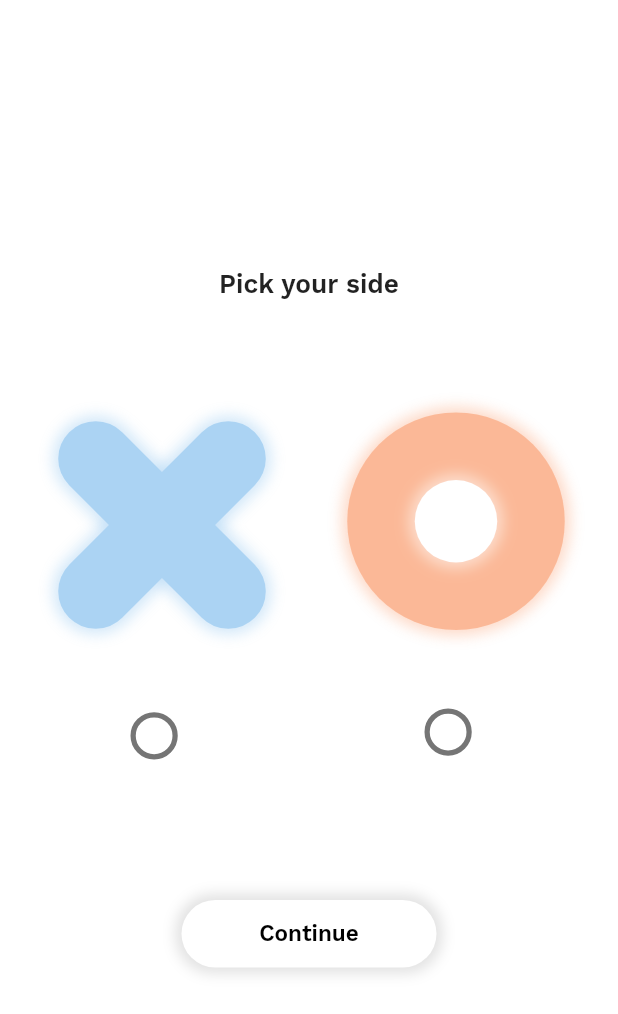
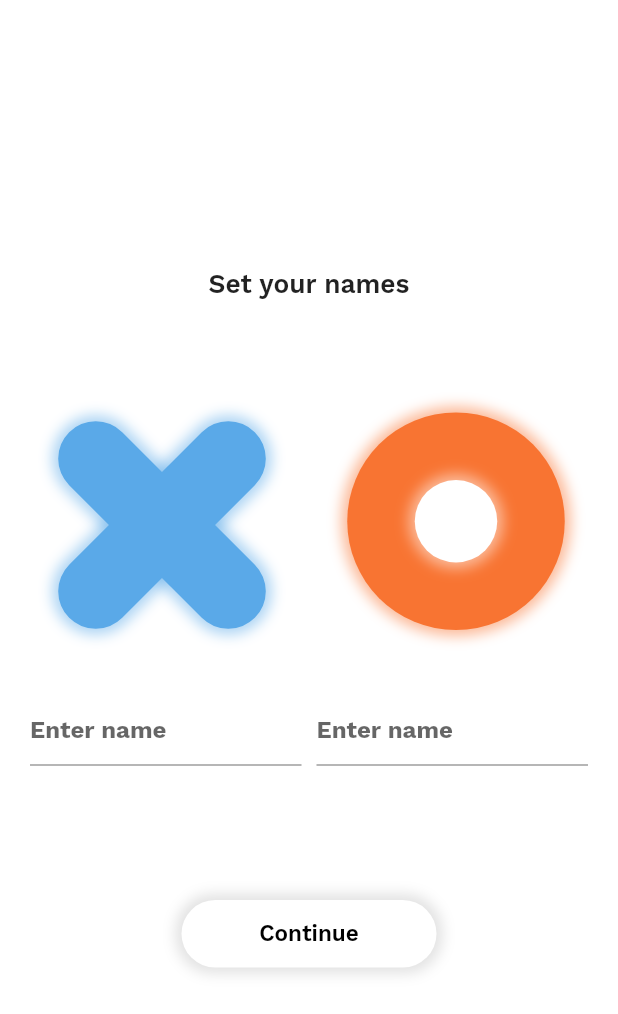
Before and after one commit to ErfanRht/Tic-Tac-Toe, a Flutter app: the screen it shows after launch, after a tap on "With a friend", on a phone screen of 412 x 824 dp. Shown: the top 1014 px of the screen. Run offline on Flutter 3.47's test engine with Material 2 defaults, Android fonts, the phone set to English and light mode, and no system bars; our stand-ins replace get, google_fonts.

Commit message:
complete before game page

```diff
--- a/lib/constants/colors.dart
+++ b/lib/constants/colors.dart
@@ -4,3 +4,6 @@
 const kZeroIconColor = Color(0xffF87432);
 const kSecondaryColor = Color(0xff05445E);
 const kTertiaryColor = Color(0xff75E6DA);
+// const kBackgroundColor = Color(0xffF7F7F7);
+
+const kBackgroundColor = Colors.white;
--- a/lib/constants/routes.dart
+++ b/lib/constants/routes.dart
@@ -1,4 +1,6 @@
 const menu_route = "/menu";
 const pickside_route = "/side";
-const game_route = "/game";
+const setnames_route = "/names";
+const game_friend_route = "/game-friend";
+const game_ai_route = "/game-ai";
 const result_route = "/result";
--- a/lib/constants/types.dart
+++ b/lib/constants/types.dart
@@ -1,3 +1,7 @@
 enum PlayMode { AI, Friend }
 enum UserSide { CROSS, ZERO }
 enum IconSize { MINIMAL, MEDIUM, MAXIMAL }
+enum UserMode { USER, FRIEND }
+enum LineMode { VERTICAL, HORIZONTAL }
+enum BoxValue { EMPTY, CROSS, ZERO }
+enum Turn { CROSS, ZERO }
--- a/lib/controllers/user-choose-controller.dart
+++ b/lib/controllers/user-choose-controller.dart
@@ -3,11 +3,20 @@
 
 class UserChooseController extends GetxController {
   PlayMode playMode;
-  UserSide userSide;
+  UserSide userSide = UserSide.CROSS;
 
-  updateUserChoose({PlayMode newPlayMode, UserSide newUserSide}) {
+  String userName = '';
+  String friendName = '';
+
+  updateUserChoose(
+      {PlayMode newPlayMode,
+      UserSide newUserSide,
+      String newUserName,
+      String newFriendName}) {
     playMode = newPlayMode != null ? newPlayMode : playMode;
     userSide = newUserSide != null ? newUserSide : userSide;
+    userName = newUserName != null ? newUserName : userName;
+    friendName = newFriendName != null ? newFriendName : friendName;
     update();
   }
 }
--- a/lib/main.dart
+++ b/lib/main.dart
@@ -1,10 +1,12 @@
 import 'package:flutter/material.dart';
 import 'package:get/get.dart';
 import 'package:tic_tac_toe/constants/routes.dart';
+import 'package:tic_tac_toe/screens/menu/menu.dart';
 import 'package:tic_tac_toe/screens/with-ai/game/game.dart';
-import 'package:tic_tac_toe/screens/menu/menu.dart';
 import 'package:tic_tac_toe/screens/with-ai/pick-side/pick-side.dart';
 import 'package:tic_tac_toe/screens/result/result.dart';
+import 'package:tic_tac_toe/screens/with-friend/game/game.dart';
+import 'package:tic_tac_toe/screens/with-friend/set-names/set-names.dart';
 import 'constants/colors.dart';
 
 void main() {
@@ -21,7 +23,9 @@
       routes: {
         menu_route: (context) => MenuScreen(),
         pickside_route: (context) => PickSideScreen(),
-        game_route: (context) => GameScreen(),
+        setnames_route: (context) => SetNamesScreen(),
+        game_friend_route: (context) => GameFriendScreen(),
+        game_ai_route: (context) => GameScreen(),
         result_route: (context) => ResultScreen()
       },
     );
--- a/lib/screens/menu/menu.dart
+++ b/lib/screens/menu/menu.dart
@@ -9,23 +9,58 @@
 import 'package:tic_tac_toe/widgets/button.dart';
 import 'package:tic_tac_toe/widgets/icon-button.dart';
 
-class MenuScreen extends StatelessWidget {
+class MenuScreen extends StatefulWidget {
+  @override
+  _MenuScreenState createState() => _MenuScreenState();
+}
+
+class _MenuScreenState extends State<MenuScreen> {
   final UserChooseController globalController = Get.put(UserChooseController());
+
+  bool showImage = false;
+  bool showText = false;
+
+  @override
+  void initState() {
+    super.initState();
+    headerManage();
+  }
+
   @override
   Widget build(BuildContext context) {
     StatusBarColor();
     return Scaffold(
-      backgroundColor: Colors.white,
+      backgroundColor: kBackgroundColor,
       body: SafeArea(
         child: Column(
           mainAxisAlignment: MainAxisAlignment.center,
           children: [
-            Center(
-                child: Image.asset(
-              'assets/images/logo.png',
-              color: kPrimaryColor,
-              height: 200,
-            )),
+            Stack(
+              alignment: Alignment.center,
+              children: [
+                AnimatedOpacity(
+                  opacity: showText ? 1 : 0,
+                  duration: Duration(milliseconds: 500),
+                  child: Text(
+                    'Welcome',
+                    style: GoogleFonts.workSans(
+                        fontSize: 55,
+                        fontWeight: FontWeight.w800,
+                        color: kPrimaryColor),
+                  ),
+                ),
+                AnimatedOpacity(
+                  opacity: showImage ? 1 : 0,
+                  duration: Duration(milliseconds: 500),
+                  child: Center(
+                      child: Image.asset(
+                    'assets/images/logo.png',
+                    color: kPrimaryColor,
+                    height: 200,
+                  )),
+                ),
+              ],
+            ),
             SizedBox(
               height: 100,
             ),
@@ -58,7 +93,7 @@
                 ifClick: () {
                   Get.find<UserChooseController>()
                       .updateUserChoose(newPlayMode: PlayMode.Friend);
-                  Get.toNamed(pickside_route);
+                  Get.toNamed(setnames_route);
                 }),
             SizedBox(
               height: 100,
@@ -69,4 +104,19 @@
       ),
     );
   }
+
+  headerManage() async {
+    await Future.delayed(Duration(milliseconds: 750));
+    setState(() {
+      showText = true;
+    });
+    await Future.delayed(Duration(milliseconds: 2500));
+    setState(() {
+      showText = false;
+    });
+    await Future.delayed(Duration(milliseconds: 1000));
+    setState(() {
+      showImage = true;
+    });
+  }
 }
--- a/lib/screens/with-ai/game/game.dart
+++ b/lib/screens/with-ai/game/game.dart
@@ -1,10 +1,11 @@
 import 'package:flutter/material.dart';
+import 'package:tic_tac_toe/constants/colors.dart';
 
 class GameScreen extends StatelessWidget {
   @override
   Widget build(BuildContext context) {
     return Scaffold(
-      backgroundColor: Colors.white,
+      backgroundColor: kBackgroundColor,
       body: SafeArea(
         child: Column(
           children: [],
--- a/lib/screens/with-ai/pick-side/pick-side.dart
+++ b/lib/screens/with-ai/pick-side/pick-side.dart
@@ -1,6 +1,7 @@
 import 'package:flutter/material.dart';
 import 'package:get/get.dart';
 import 'package:google_fonts/google_fonts.dart';
+import 'package:tic_tac_toe/constants/colors.dart';
 import 'package:tic_tac_toe/constants/routes.dart';
 import 'package:tic_tac_toe/screens/with-ai/pick-side/pick.dart';
 import 'package:tic_tac_toe/widgets/button.dart';
@@ -9,7 +10,7 @@
   @override
   Widget build(BuildContext context) {
     return Scaffold(
-      backgroundColor: Colors.white,
+      backgroundColor: kBackgroundColor,
       body: SafeArea(
           child: Column(
         mainAxisAlignment: MainAxisAlignment.center,
@@ -24,7 +25,7 @@
               buttonColor: Colors.white,
               textColor: Colors.black,
               ifClick: () {
-                Get.toNamed(game_route);
+                Get.toNamed(game_ai_route);
               })
         ],
       )),
--- /dev/null
+++ b/lib/screens/with-friend/set-names/set-controller.dart
@@ -0,0 +1,12 @@
+import 'package:get/get.dart';
+
+class SetController extends GetxController {
+  bool error1 = false;
+  bool error2 = false;
+
+  updateUserChoose({bool newError1Status, bool newError2Status}) {
+    error1 = newError1Status != null ? newError1Status : error1;
+    error2 = newError2Status != null ? newError2Status : error2;
+    update();
+  }
+}
--- /dev/null
+++ b/lib/screens/with-friend/set-names/set-names.dart
@@ -0,0 +1,59 @@
+import 'package:flutter/material.dart';
+import 'package:get/get.dart';
+import 'package:google_fonts/google_fonts.dart';
+import 'package:tic_tac_toe/constants/colors.dart';
+import 'package:tic_tac_toe/constants/routes.dart';
+import 'package:tic_tac_toe/controllers/user-choose-controller.dart';
+import 'package:tic_tac_toe/screens/with-friend/set-names/set-controller.dart';
+import 'package:tic_tac_toe/screens/with-friend/set-names/set.dart';
+import 'package:tic_tac_toe/widgets/button.dart';
+
+class SetNamesScreen extends StatelessWidget {
+  @override
+  Widget build(BuildContext context) {
+    return GetBuilder<UserChooseController>(builder: (state) {
+      return WillPopScope(
+          onWillPop: closePage,
+          child: Scaffold(
+            backgroundColor: kBackgroundColor,
+            body: SafeArea(
+                child: Column(
+              mainAxisAlignment: MainAxisAlignment.center,
+              children: [
+                Center(
+                    child: Text('Set your names',
+                        style: GoogleFonts.workSans(
+                            fontSize: 17.5, fontWeight: FontWeight.w600))),
+                SetNamesWidget(),
+                Button(
+                    text: 'Continue',
+                    buttonColor: Colors.white,
+                    textColor: Colors.black,
+                    ifClick: () {
+                      if (state.userName == '' && state.friendName == '') {
+                        Get.find<SetController>().updateUserChoose(
+                            newError1Status: true, newError2Status: true);
+                      } else if (state.userName == '') {
+                        Get.find<SetController>()
+                            .updateUserChoose(newError1Status: true);
+                      } else if (state.friendName == '') {
+                        Get.find<SetController>()
+                            .updateUserChoose(newError2Status: true);
+                      } else {
+                        Get.toNamed(game_friend_route);
+                      }
+                    })
+              ],
+            )),
+          ));
+    });
+  }
+
+  Future<bool> closePage() async {
+    Get.find<SetController>()
+        .updateUserChoose(newError1Status: false, newError2Status: false);
+    Get.find<UserChooseController>()
+        .updateUserChoose(newUserName: '', newFriendName: '');
+    return true;
+  }
+}
--- /dev/null
+++ b/lib/screens/with-friend/set-names/set.dart
@@ -0,0 +1,124 @@
+import 'package:flutter/material.dart';
+import 'package:get/get.dart';
+import 'package:google_fonts/google_fonts.dart';
+import 'package:tic_tac_toe/constants/colors.dart';
+import 'package:tic_tac_toe/constants/types.dart';
+import 'package:tic_tac_toe/controllers/user-choose-controller.dart';
+import 'package:tic_tac_toe/screens/with-friend/set-names/set-controller.dart';
+import 'package:tic_tac_toe/widgets/icons/cross-icon.dart';
+import 'package:tic_tac_toe/widgets/icons/zero-icon.dart';
+
+class SetNamesWidget extends StatelessWidget {
+  final SetController globalController = Get.put(SetController());
+
+  @override
+  Widget build(BuildContext context) {
+    return GetBuilder<SetController>(builder: (state) {
+      return Container(
+        height: 400,
+        width: MediaQuery.of(context).size.width,
+        child: Padding(
+          padding: const EdgeInsets.only(top: 25, left: 10, right: 10),
+          child: Row(
+            children: [
+              Container(
+                  height: 300,
+                  width: MediaQuery.of(context).size.width / 2 - 10,
+                  child: Column(
+                    children: [
+                      CrossIcon(
+                        iconSize: IconSize.MAXIMAL,
+                      ),
+                      SizedBox(
+                        height: 25,
+                      ),
+                      Padding(
+                        padding: const EdgeInsets.only(left: 10, right: 5),
+                        child: TextField(
+                          maxLength: 25,
+                          style: GoogleFonts.workSans(
+                              color: kPrimaryColor,
+                              fontWeight: FontWeight.w700),
+                          cursorColor: kPrimaryColor,
+                          decoration: InputDecoration(
+                            errorText: state.error1
+                                ? "This feild can't be empty"
+                                : null,
+                            border: new UnderlineInputBorder(
+                                borderSide:
+                                    new BorderSide(color: kPrimaryColor)),
+                            counterText: '',
+                            hintText: 'Enter name',
+                          ),
+                          onTap: () {
+                            Get.find<SetController>()
+                                .updateUserChoose(newError1Status: false);
+                          },
+                          onChanged: (text) {
+                            updateSets(UserMode.USER, text);
+                          },
+                          onSubmitted: (text) {
+                            updateSets(UserMode.USER, text);
+                          },
+                        ),
+                      ),
+                    ],
+                  )),
+              Container(
+                  height: 300,
+                  width: MediaQuery.of(context).size.width / 2 - 10,
+                  child: Column(children: [
+                    ZeroIcon(
+                      iconSize: IconSize.MAXIMAL,
+                    ),
+                    SizedBox(
+                      height: 42.55,
+                    ),
+                    Padding(
+                      padding: const EdgeInsets.only(left: 5, right: 10),
+                      child: TextField(
+                        maxLength: 25,
+                        style: GoogleFonts.workSans(
+                            color: kZeroIconColor, fontWeight: FontWeight.w700),
+                        cursorColor: kZeroIconColor,
+                        decoration: InputDecoration(
+                          errorText:
+                              state.error2 ? "This feild can't be empty" : null,
+                          focusedBorder: UnderlineInputBorder(
+                            borderSide: BorderSide(color: kZeroIconColor),
+                          ),
+                          border: UnderlineInputBorder(
+                              borderSide: BorderSide(
+                                  color: kZeroIconColor,
+                                  style: BorderStyle.solid)),
+                          counterText: '',
+                          hintText: 'Enter name',
+                        ),
+                        onTap: () {
+                          Get.find<SetController>()
+                              .updateUserChoose(newError2Status: false);
+                        },
+                        onChanged: (text) {
+                          updateSets(UserMode.FRIEND, text);
+                        },
+                        onSubmitted: (text) {
+                          updateSets(UserMode.FRIEND, text);
+                        },
+                      ),
+                    )
+                  ]))
+            ],
+          ),
+        ),
+      );
+    });
+  }
+
+  updateSets(UserMode userMode, String name) {
+    if (userMode == UserMode.USER) {
+      Get.find<UserChooseController>().updateUserChoose(newUserName: name);
+    } else if (userMode == UserMode.FRIEND) {
+      Get.find<UserChooseController>().updateUserChoose(newFriendName: name);
+    }
+  }
+}
--- a/lib/widgets/icons/cross-icon.dart
+++ b/lib/widgets/icons/cross-icon.dart
@@ -21,8 +21,8 @@
     iconSize = widget.iconSize;
 
     if (iconSize == IconSize.MINIMAL) {
-      height = 0;
-      width = 0;
+      height = 55;
+      width = 15;
     } else if (iconSize == IconSize.MEDIUM) {
       height = 0;
       width = 0;
@@ -47,8 +47,8 @@
                 boxShadow: [
                   BoxShadow(
                     color: kPrimaryColor.withOpacity(0.5),
-                    spreadRadius: 4,
-                    blurRadius: 7,
+                    spreadRadius: iconSize == IconSize.MAXIMAL ? 4 : 2,
+                    blurRadius: iconSize == IconSize.MAXIMAL ? 7 : 5,
                   ),
                 ],
               ),
@@ -64,8 +64,8 @@
                   boxShadow: [
                     BoxShadow(
                       color: kPrimaryColor.withOpacity(0.5),
-                      spreadRadius: 4,
-                      blurRadius: 7,
+                      spreadRadius: iconSize == IconSize.MAXIMAL ? 4 : 2,
+                      blurRadius: iconSize == IconSize.MAXIMAL ? 7 : 5,
                     )
                   ]),
             ))
--- a/lib/widgets/icons/zero-icon.dart
+++ b/lib/widgets/icons/zero-icon.dart
@@ -22,10 +22,10 @@
     iconSize = widget.iconSize;
 
     if (iconSize == IconSize.MINIMAL) {
-      bigCircleHeight = 0;
-      bigCirclewidth = 0;
-      smallCircleHeight = 0;
-      smallCircleWidth = 0;
+      bigCircleHeight = 50;
+      bigCirclewidth = 50;
+      smallCircleHeight = 17.5;
+      smallCircleWidth = 17.5;
     } else if (iconSize == IconSize.MEDIUM) {
       bigCircleHeight = 0;
       bigCirclewidth = 0;
@@ -54,8 +54,8 @@
             boxShadow: [
               BoxShadow(
                 color: kZeroIconColor.withOpacity(0.5),
-                spreadRadius: 4,
-                blurRadius: 7,
+                spreadRadius: iconSize == IconSize.MAXIMAL ? 4 : 2,
+                blurRadius: iconSize == IconSize.MAXIMAL ? 7 : 5,
               ),
             ],
           ),
@@ -70,8 +70,8 @@
             boxShadow: [
               BoxShadow(
                 color: Colors.white.withOpacity(0.5),
-                spreadRadius: 4,
-                blurRadius: 7,
+                spreadRadius: iconSize == IconSize.MAXIMAL ? 4 : 2,
+                blurRadius: iconSize == IconSize.MAXIMAL ? 7 : 5,
               ),
             ],
           ),
```
Also changed, not shown: lib/screens/with-ai/pick-side/pick.dart (+4 -10 lines), lib/screens/with-friend/choose-side/choose-side.dart (deleted, +0 -8 lines), lib/screens/with-friend/game/game.dart (added, +33 -0 lines), lib/screens/with-friend/game/scoreboard.dart (added, +59 -0 lines), lib/screens/with-friend/set-names/game-table.dart (added, +179 -0 lines), lib/widgets/line.dart (added, +25 -0 lines).
